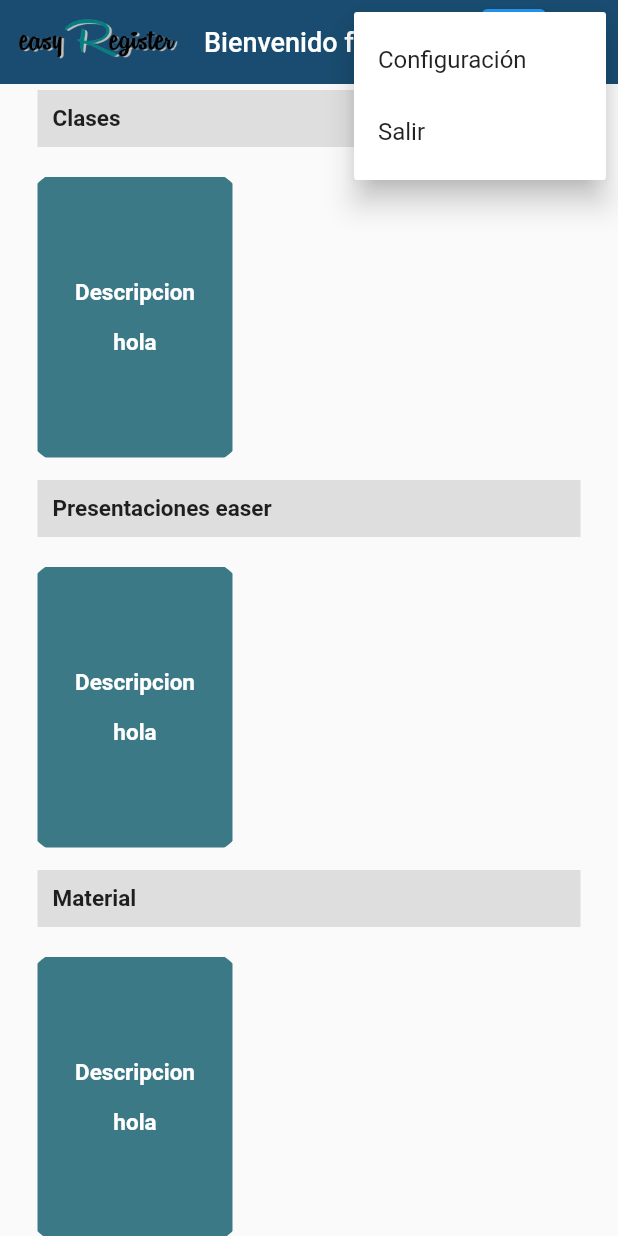
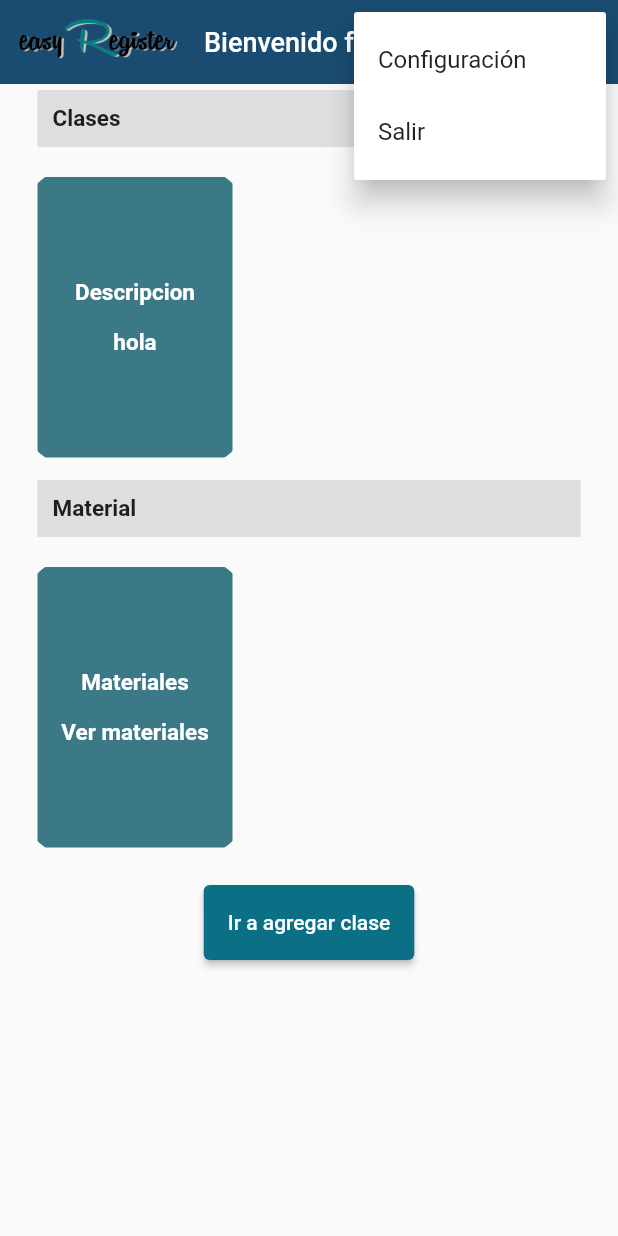
Before and after one commit to yisus44/easy-register, a Flutter app: the HomeScreen screen opened by its route, after a tap on the "more vert" icon, on a phone screen of 412 x 824 dp. Run offline on Flutter 3.47's test engine with Material 2 defaults, Android fonts, the light colour scheme and no system bars; our stand-ins replace dio, focused_menu; network calls fail.

Commit message:
fixed minor issues

```diff
--- a/lib/router/app_routes.dart
+++ b/lib/router/app_routes.dart
@@ -13,7 +13,7 @@ class AppRoutes {
     'student': (_) => StudentScreen(),
     'grades': (_) => const GradesScreen(),
     'material': (_) => const MaterialScreen(
-          countColumn: 3,
+          countColumn: 2,
         ),
     'test': (_) => TestScreen()
   };
--- a/lib/screens/create_class_screen.dart
+++ b/lib/screens/create_class_screen.dart
@@ -198,7 +198,7 @@ class _CreateClassScreenState extends State<CreateClassScreen> {
             ],
           ),
         ),
-        const GenericLabel("Encuadre de asignaciones", 15),
+
         Container(
           decoration: BoxDecoration(color: Colors.grey.withOpacity(0.3)),
           padding: const EdgeInsets.symmetric(vertical: 10),
@@ -277,7 +277,7 @@ class _CreateClassScreenState extends State<CreateClassScreen> {
             )
           ],
         ),
-        const AuthenticationLabel("Encuadre de asignaciones"),
+
         CardSlider(
           carouselName: "Rubros",
           cardsCount: cards.length,
@@ -304,7 +304,7 @@ class _CreateClassScreenState extends State<CreateClassScreen> {
             return Center(
               child: orientation == Orientation.portrait
                   ? _buildPortraitMode()
-                  : _buildLandscapeContent(),
+                  : _buildPortraitMode(),
             );
           },
         ));
--- a/lib/screens/home_screen.dart
+++ b/lib/screens/home_screen.dart
@@ -1,3 +1,4 @@
+import 'package:easy_register/screens/screens.dart';
 import 'package:easy_register/widgets/generic_button.dart';
 import 'package:easy_register/widgets/widgets.dart';
 import '../core/services/classes/class_service.dart';
@@ -59,14 +60,16 @@ class _HomeScreenState extends State<HomeScreen> {
             cardPayload: cards,
           ),
           CardSlider(
-            carouselName: 'Presentaciones easer',
-            cardsCount: cards.length,
-            cardPayload: cards,
-          ),
-          CardSlider(
             carouselName: 'Material',
-            cardsCount: 5,
-            cardPayload: cards,
+            cardsCount: 1,
+            cardPayload: const [CardPayload("Materiales", "Ver materiales")],
+            onLast: () => {
+              Navigator.push(
+                  context,
+                  MaterialPageRoute(
+                      builder: (context) =>
+                          const MaterialScreen(countColumn: 2)))
+            },
           ),
           GenericButton(
             buttonText: "Ir a agregar clase",
--- a/lib/widgets/app_bar.dart
+++ b/lib/widgets/app_bar.dart
@@ -1,4 +1,5 @@
 import 'package:easy_register/screens/screens.dart';
+import 'package:easy_register/widgets/utils/Modal.dart';
 import 'package:flutter/material.dart';
 
 //generic app bar which takes one argument() the widget that will be in the right)
@@ -8,36 +9,25 @@ class CustomAppBar extends StatelessWidget implements PreferredSizeWidget {
   final List<Widget>? actions;
   final String optMenu1, optMenu2;
 
-  const CustomAppBar(
-    this.imgUrl,
-    this.message,
-    this.optMenu1,
-    this.optMenu2,
-    {Key? key, this.actions
-    }): super(key: key);
+  const CustomAppBar(this.imgUrl, this.message, this.optMenu1, this.optMenu2,
+      {Key? key, this.actions})
+      : super(key: key);
 
   @override
   Widget build(BuildContext context) {
-
-    void goToZzzz()
-    {
-      Navigator.push(context, MaterialPageRoute(builder: (context) => TestScreen()),);
+    void goToZzzz() {
+      Navigator.push(
+        context,
+        MaterialPageRoute(builder: (context) => TestScreen()),
+      );
     }
 
-    return Column(
-      mainAxisAlignment: MainAxisAlignment.spaceBetween,
-      children: [
+    return Column(mainAxisAlignment: MainAxisAlignment.spaceBetween, children: [
       Container(
           margin: const EdgeInsets.only(bottom: 0),
-          child:AppBar(
-            title: Text(
-              message,
-                style: const
-                TextStyle(
-                  color: Colors.white,
-                  fontSize: 18
-                )
-            ),
+          child: AppBar(
+            title: Text(message,
+                style: const TextStyle(color: Colors.white, fontSize: 18)),
             leadingWidth: 120,
             leading: Padding(
               padding: const EdgeInsets.only(
@@ -50,31 +40,40 @@ class CustomAppBar extends StatelessWidget implements PreferredSizeWidget {
                 children: [
                   Row(
                     children: [
-                        Container(
-                          width: 43,
-                          padding: const EdgeInsets.all(0),
-                          child: ElevatedButton(onPressed: () => goToZzzz(), child: const Text(":)", style: TextStyle(fontSize: 13),))),
+                      PopupMenuButton<String>(
+                          onSelected: (value) => {
 
-                        PopupMenuButton<String>(
-                          onSelected: null,
+                                          if (value == "Salir")
+                                            {
+                                              Navigator.push(
+                                                  context,
+                                                  MaterialPageRoute(
+                                                      builder: (context) =>
+                                                          LoginScreen()))
+                                            }
+                                          else
+                                            {
+                                              Modal.showModalDialog(
+                                                  value, "Selecciono: $value", context)
+                                            }
+
+                          },
                           itemBuilder: (BuildContext context) {
-                            return {'${optMenu1}', '${optMenu2}'}.map((String choice) {
+                            return {'${optMenu1}', '${optMenu2}'}
+                                .map((String choice) {
                               return PopupMenuItem<String>(
                                 value: choice,
                                 child: Text(choice),
                               );
                             }).toList();
-                          }
-                        ),
+                          }),
                     ],
                   ),
                 ],
               ),
             ],
-          )
-        ),
-      ]
-    );
+          )),
+    ]);
   }
 
   @override
--- a/pubspec.yaml
+++ b/pubspec.yaml
@@ -30,6 +30,7 @@ dependencies:
   flutter:
     sdk: flutter
   dio: ^4.0.6
+  focused_menu: ^1.0.0
 
   # The following adds the Cupertino Icons font to your application.
   # Use with the CupertinoIcons class for iOS style icons.
```
Also changed, not shown: lib/screens/materials_screen.dart (+27 -7 lines), pubspec.lock, 2 other files. Lines whose indentation alone changed are shown as unchanged.
